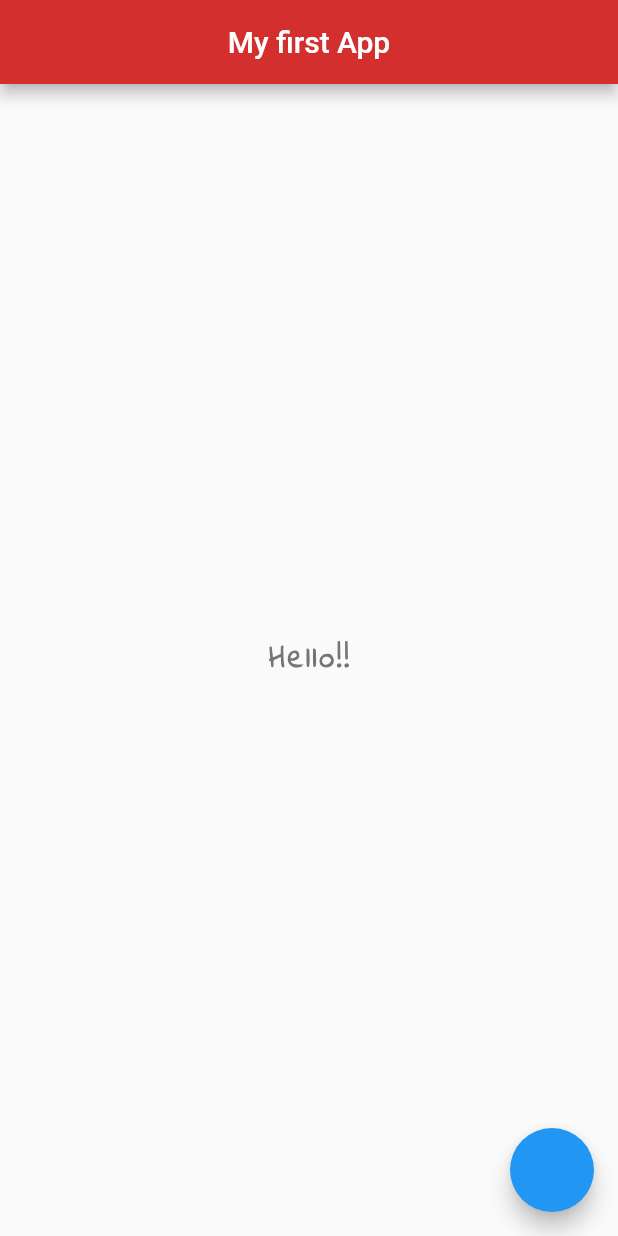
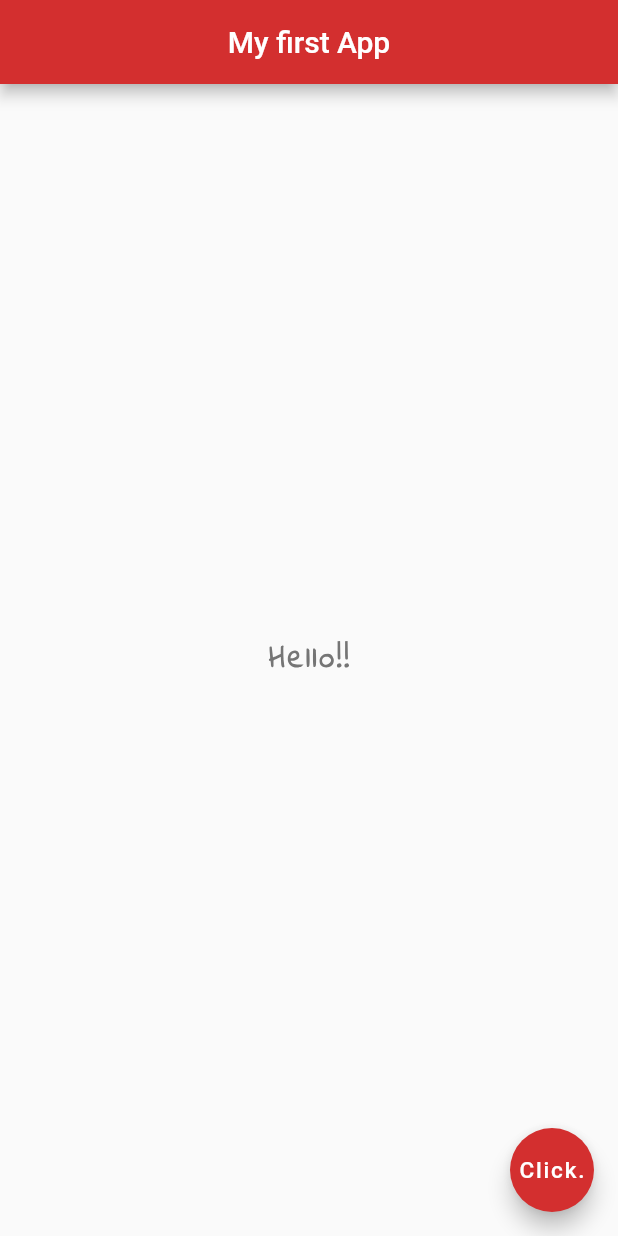
Before and after one commit to tej1996nitrr/flutterapp, a Flutter app: the screen it shows after launch, on a phone screen of 412 x 824 dp. Run offline on Flutter 3.47's test engine with Material 2 defaults, Android fonts, the phone set to English and light mode, and no system bars.

```diff
--- a/flutterapp/lib/main.dart
+++ b/flutterapp/lib/main.dart
@@ -2,7 +2,12 @@ import 'package:flutter/material.dart';
 
 void main() {
   runApp(MaterialApp(
-    home: Scaffold(
+    home: Home()));
+}
+class Home extends StatelessWidget {
+  @override
+  Widget build(BuildContext context) {
+    return Scaffold(
       appBar: AppBar(
         title: Text("My first App"),
         centerTitle: true,
@@ -17,12 +22,13 @@ void main() {
           color: Colors.grey[600],
           fontFamily: 'IndieFlower',
         ),
+       ),
       ),
+      floatingActionButton: FloatingActionButton(
+        onPressed:() => {},
+        child: Text('Click.', style: TextStyle(fontSize: 15.0),),
+        backgroundColor: Colors.red[700],
       ),
-      floatingActionButton: FloatingActionButton(onPressed:() => {},
-
-      ),
-    ),
-  )
-);
+    );
+  }
 }
```
